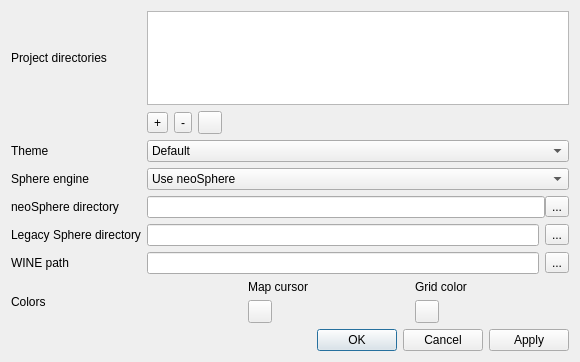
Before: the Qt Designer form ui/settingswindow.ui in Eggbertx/QtSphere-IDE, drawn with Qt 5.
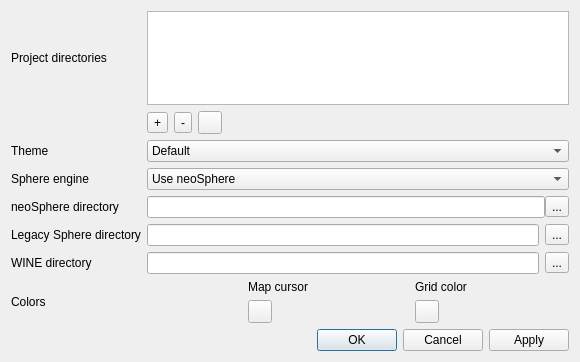
After: the same form once the commit is applied. Icons and pictures are not drawn. Custom widgets are drawn as their Qt base class.

The edit to the form file:
```diff
--- a/ui/settingswindow.ui
+++ b/ui/settingswindow.ui
@@ -270,7 +270,7 @@
    <item row="6" column="0">
     <widget class="QLabel" name="winePath_lbl">
      <property name="text">
-      <string>WINE path</string>
+      <string>WINE directory</string>
      </property>
     </widget>
    </item>
```
Left out of the diff: 8 changed lines with no effect on the pictures.
